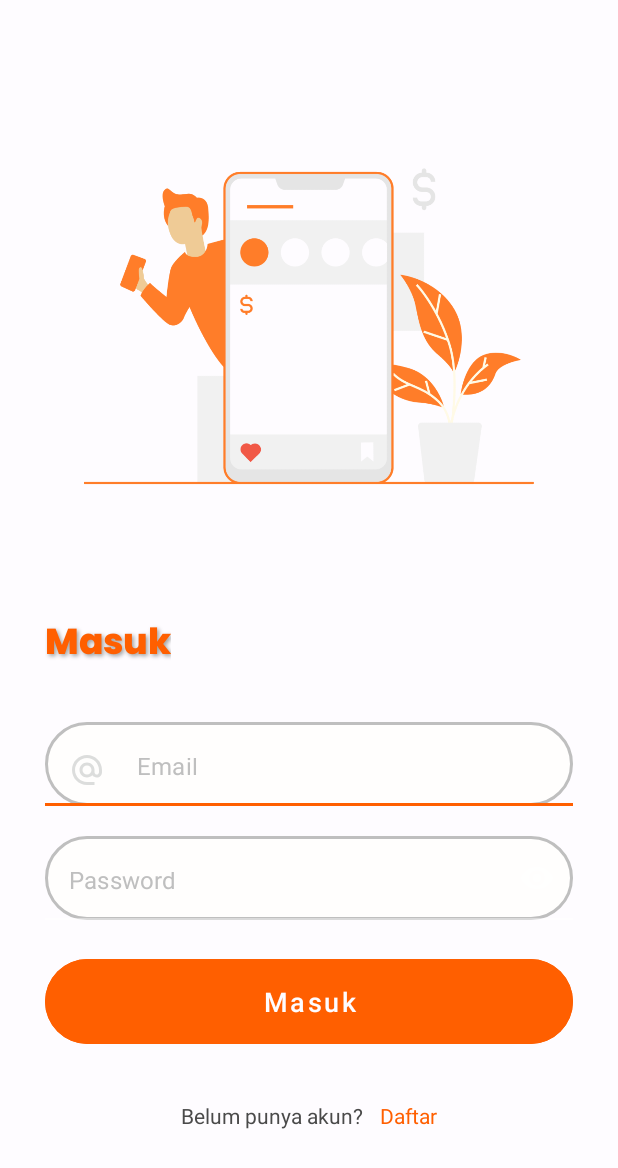
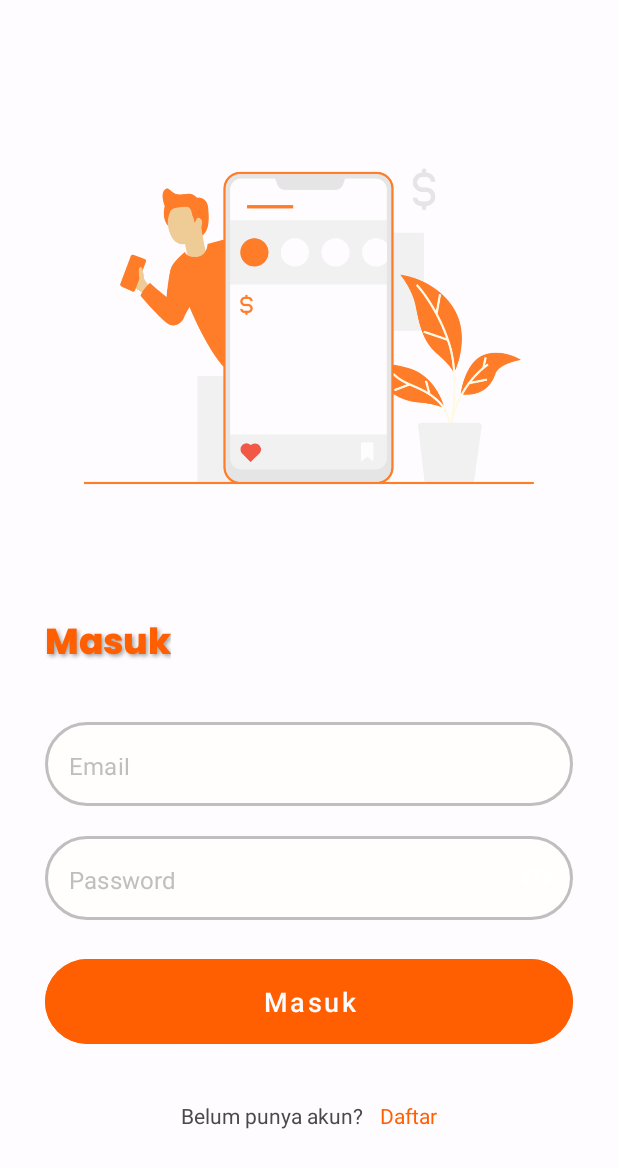
Before and after one commit to Exypns/Bangkit-InFruit-Mobile-App, an Android app: the LoginActivity screen opened directly, with no data from a screen before it, on a phone screen of 412 x 824 dp. Shown: the top 1168 px of the screen. Run offline under Robolectric (Android 15) with nearby library versions, the phone set to English and light mode, and no system bars.

```diff
--- a/app/src/main/java/com/infruit/api/RetrofitInstance.kt
+++ b/app/src/main/java/com/infruit/api/RetrofitInstance.kt
@@ -3,6 +3,7 @@ package com.infruit.api
 import com.infruit.BuildConfig
 import okhttp3.Interceptor
 import okhttp3.OkHttpClient
+import okhttp3.logging.HttpLoggingInterceptor
 import retrofit2.Retrofit
 import retrofit2.converter.gson.GsonConverterFactory
 
@@ -17,6 +18,7 @@ object RetrofitInstance {
 
     private val client = OkHttpClient.Builder()
         .addInterceptor(authInterceptor)
+        .addInterceptor(HttpLoggingInterceptor())
         .build()
 
     fun getApiService(): ApiService {
--- a/app/src/main/java/com/infruit/custom_view/email_input.kt
+++ b/app/src/main/java/com/infruit/custom_view/email_input.kt
@@ -45,9 +45,6 @@ class EmailInput @JvmOverloads constructor(
 
     override fun onDraw(canvas: Canvas) {
         super.onDraw(canvas)
-        val emailIcon = resources.getDrawable(R.drawable.baseline_alternate_email_24, null)
-        setCompoundDrawablesWithIntrinsicBounds(emailIcon, null, null, null)
-        setCompoundDrawablePadding(32);
         hint = "Email"
         textAlignment = View.TEXT_ALIGNMENT_VIEW_START
     }
--- a/app/src/main/java/com/infruit/custom_view/password_input.kt
+++ b/app/src/main/java/com/infruit/custom_view/password_input.kt
@@ -43,9 +43,6 @@ class PasswordInput @JvmOverloads constructor(
 
     override fun onDraw(canvas: Canvas) {
         super.onDraw(canvas)
-        val pwdIcon = resources.getDrawable(R.drawable.baseline_lock_24, null)
-        setCompoundDrawablesWithIntrinsicBounds(pwdIcon, null, null, null)
-        setCompoundDrawablePadding(32);
         hint = "Password"
         textAlignment = View.TEXT_ALIGNMENT_VIEW_START
     }
--- a/app/src/main/java/com/infruit/ui/auth/login/LoginActivity.kt
+++ b/app/src/main/java/com/infruit/ui/auth/login/LoginActivity.kt
@@ -18,6 +18,7 @@ import com.infruit.data.datastore.UserDataPreferences
 import com.infruit.data.model.user.LoginRequest
 import com.infruit.databinding.ActivityLoginBinding
 import com.infruit.factory.LoginViewModelFactory
+import com.infruit.hideSoftKeyboard
 import com.infruit.showDialogError
 import com.infruit.showDialogLoading
 import com.infruit.showDialogSuccess
@@ -61,8 +62,7 @@ class LoginActivity : AppCompatActivity() {
                 val pass = etPassword.text.toString().trim()
 
                 if (validationInput(email, pass)) {
-                    val imm = getSystemService(INPUT_METHOD_SERVICE) as InputMethodManager
-                    imm.hideSoftInputFromWindow(binding.root.windowToken, 0)
+                    hideSoftKeyboard(this@LoginActivity, binding.root)
                     loginUser(email, pass)
                 }
             }
@@ -106,7 +106,6 @@ class LoginActivity : AppCompatActivity() {
                             finishAffinity()
                         }, 1500)
                 }
-
                 else -> {}
             }
         }
--- a/app/src/main/java/com/infruit/ui/fragment/SplashFragment.kt
+++ b/app/src/main/java/com/infruit/ui/fragment/SplashFragment.kt
@@ -32,7 +32,6 @@ class SplashFragment : Fragment() {
         Handler().postDelayed({
             val isOnBoardingFinished = onBoardingFinished()
 
-
             onBoardViewModel.getTokenData().observe(viewLifecycleOwner) { token ->
                 when {
                     isOnBoardingFinished && token != null -> {
--- /dev/null
+++ b/app/src/main/res/drawable/rounded_card.xml
@@ -0,0 +1,5 @@
+<shape xmlns:android="http://schemas.android.com/apk/res/android"
+    android:shape="rectangle">
+    <corners android:radius="24dp" />
+    <solid android:color="@color/white" />
+</shape>
--- a/app/src/main/res/layout/activity_login.xml
+++ b/app/src/main/res/layout/activity_login.xml
@@ -55,6 +55,8 @@
             android:id="@+id/email_input_layout"
             android:layout_width="match_parent"
             android:layout_height="@dimen/edit_text"
+            app:boxStrokeWidth="0dp"
+            app:boxStrokeWidthFocused="0dp"
             android:layout_below="@+id/tv_login"
             android:layout_marginTop="10dp"
             app:hintEnabled="false">
@@ -63,7 +65,9 @@
                 android:id="@+id/et_email"
                 android:layout_width="match_parent"
                 android:layout_height="match_parent"
+                android:inputType="textEmailSubject"
                 android:paddingBottom="@dimen/body_1"
+                android:textColor="@color/black"
                 android:background="@drawable/background_edit_text"
                 android:textColorHint="@color/soft_gray" />
         </com.google.android.material.textfield.TextInputLayout>
@@ -72,6 +76,8 @@
             android:id="@+id/password_input_layout"
             android:layout_width="match_parent"
             android:layout_height="@dimen/edit_text"
+            app:boxStrokeWidth="0dp"
+            app:boxStrokeWidthFocused="0dp"
             android:layout_below="@+id/email_input_layout"
             android:layout_marginTop="20dp"
             app:endIconMode="password_toggle"
@@ -81,9 +87,10 @@
                 android:id="@+id/et_password"
                 android:layout_width="match_parent"
                 android:layout_height="match_parent"
-                android:paddingBottom="@dimen/body_1"
                 android:background="@drawable/background_edit_text"
                 android:inputType="textPassword"
+                android:textColor="@color/black"
+                android:paddingBottom="@dimen/body_1"
                 android:textColorHint="@color/soft_gray" />
         </com.google.android.material.textfield.TextInputLayout>
 
```
Also changed, not shown: app/src/main/AndroidManifest.xml (+6 -5 lines), app/src/main/res/drawable/transparent.xml (added, +8 -0 lines), app/src/main/res/layout/activity_sign_in.xml (+11 -4 lines), app/src/main/res/layout/layout_dialog_error.xml (+6 -3 lines), app/src/main/res/layout/layout_dialog_loading.xml (+12 -8 lines), app/src/main/res/layout/layout_dialog_success.xml (+7 -4 lines).
